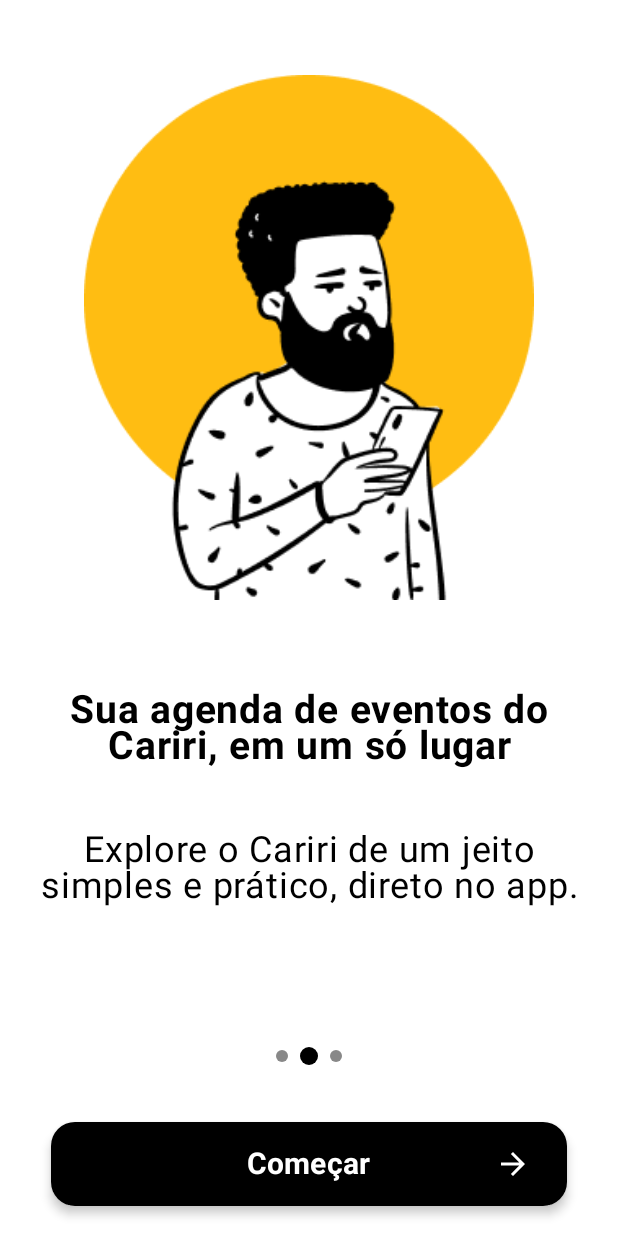
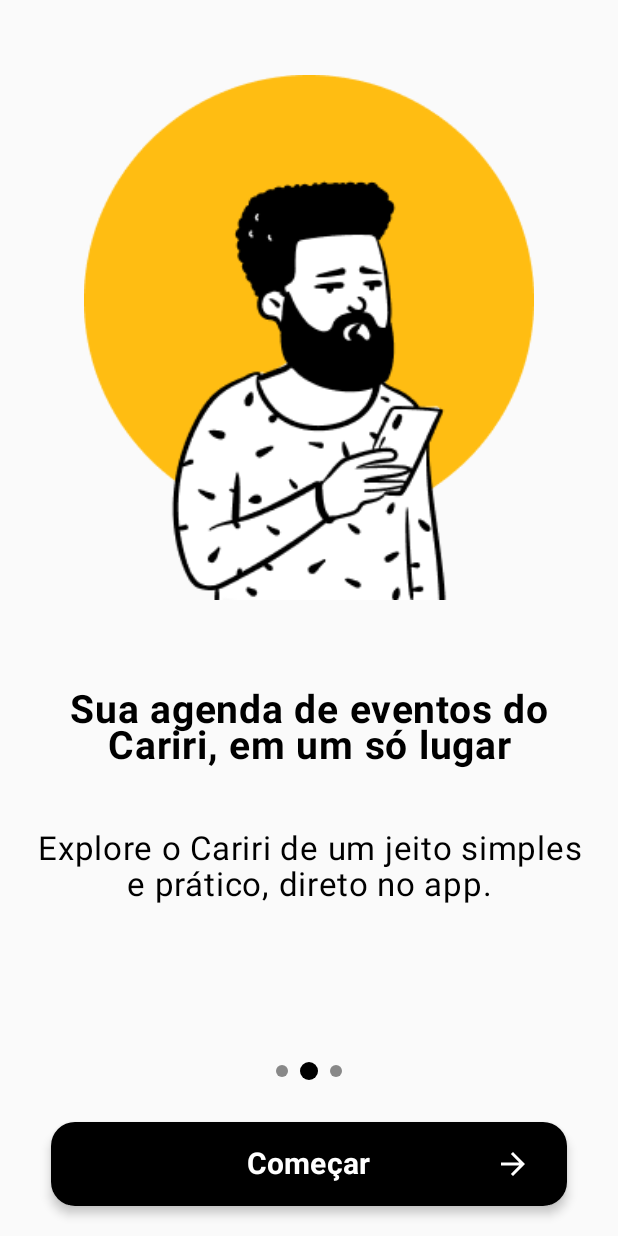
Before and after one commit to Mouthlolses/app_jnproject, an Android app built with Jetpack Compose: the screen it shows after launch (MainActivity), on a phone screen of 412 x 824 dp. Run offline under Robolectric (Android 15) with nearby library versions, the phone set to English and light mode, and no system bars.

Commit message:
screen_ctn_progressive

```diff
--- a/app/src/main/java/com/example/app_jnproject/ui/screens/home/HomeScreen.kt
+++ b/app/src/main/java/com/example/app_jnproject/ui/screens/home/HomeScreen.kt
@@ -36,7 +36,6 @@ import com.example.app_jnproject.ui.components.EventCard
 @OptIn(ExperimentalAnimationApi::class)
 @Composable
 fun HomeScreen() {
-
 
     val navController = rememberNavController()
 
--- a/app/src/main/java/com/example/app_jnproject/ui/screens/onboarding/OnboardingScreen.kt
+++ b/app/src/main/java/com/example/app_jnproject/ui/screens/onboarding/OnboardingScreen.kt
@@ -80,7 +80,6 @@ fun OnBoardingScreen(
             .fillMaxSize()
             .statusBarsPadding()
             .navigationBarsPadding()
-            .background(color = Color.White)
     ) {
         HorizontalPager(
             state = pagerState,
@@ -107,7 +106,7 @@ fun OnBoardingScreen(
                     )
 
                     2 -> OnBoardingScreeLayout(
-                        image = R.drawable.background_claro,
+                         image = R.drawable.background_claro,
                         image2 = R.drawable.person_11,
                         title = R.string.title3,
                         subTitle = R.string.subTitle3
@@ -120,7 +119,7 @@ fun OnBoardingScreen(
             verticalAlignment = Alignment.CenterVertically,
             modifier = Modifier
                 .align(Alignment.BottomCenter)
-                .padding(bottom = 110.dp)
+                .padding(bottom = 100.dp)
         ) {
             repeat(3) { index ->
                 val isSelected = pagerState.currentPage == index
@@ -218,7 +217,7 @@ fun OnBoardingScreeLayout(
                     modifier = Modifier
                         .padding(start = 16.dp, end = 16.dp, top = 16.dp),
                     textAlign = TextAlign.Center,
-                    fontSize = 24.sp,
+                    fontSize = 22.sp,
                     fontStyle = FontStyle.Normal,
                     color = Color.Black,
                 )
@@ -228,6 +227,13 @@ fun OnBoardingScreeLayout(
 }
 
 
+
+@Preview(
+    name = "api30",
+    showBackground = true,
+    showSystemUi = true,
+    apiLevel = 30
+)
 @Preview(
     name = "api31",
     showBackground = true,
```
Also changed, not shown: app/src/main/java/com/example/app_jnproject/ui/screens/newscreen/NewsScreen.kt (+8 -1 lines).
